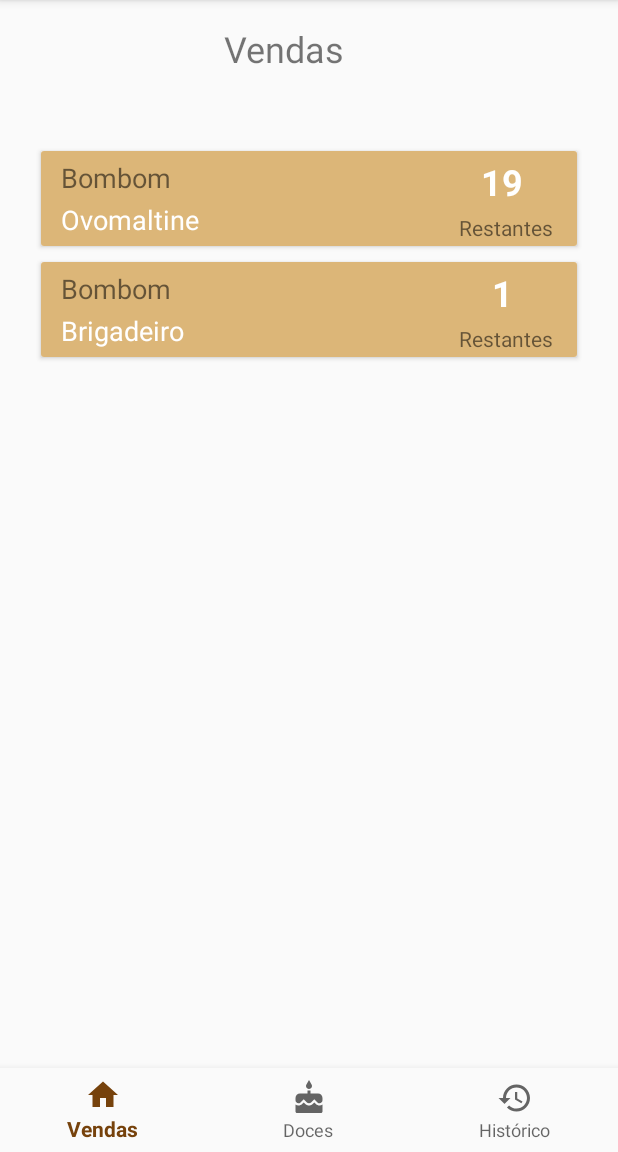
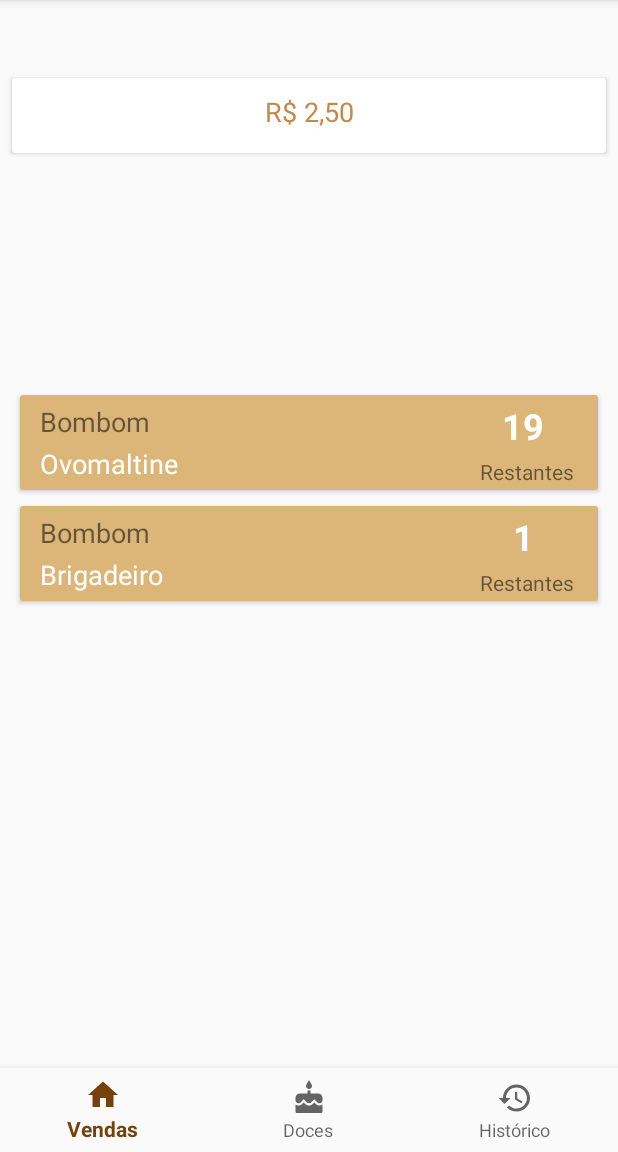
Before and after one commit to ufjf-dcc196/dcc196-2018-3-trb3-jonas, an Android app: the screen it shows after launch (MainActivity), after a tap on "Ovomaltine", on a phone screen of 412 x 824 dp, the part 84-1236 px from its top. Run offline under Robolectric (Android 15) with nearby library versions, the phone set to English and light mode, and no system bars.

Commit message:
Funcionalidade de montante pronta

```diff
--- a/app/src/main/java/com/example/gabrielmaia/chocolapp/ShowcaseAdapter.java
+++ b/app/src/main/java/com/example/gabrielmaia/chocolapp/ShowcaseAdapter.java
@@ -13,9 +13,11 @@ import java.util.ArrayList;
 
 import model.Candy;
 import model.History;
+import model.Revenue;
 import model.ShowcaseItem;
 import persistence.CandyDAO;
 import persistence.HistoryDAO;
+import persistence.RevenueDAO;
 import persistence.ShowcaseItemDAO;
 
 public class ShowcaseAdapter extends RecyclerView.Adapter<ShowcaseAdapter.ShowcaseViewHolder> {
@@ -43,6 +45,7 @@ public class ShowcaseAdapter extends RecyclerView.Adapter<ShowcaseAdapter.Showca
             itemType =  itemView.findViewById(R.id.item_type);
             itemQuantity =  itemView.findViewById(R.id.item_quantity);
             showcaseItemCard = itemView.findViewById(R.id.showcase_item_card);
+
             done = itemView.findViewById(R.id.done_check);
             remaining = itemView.findViewById(R.id.items_remaining_lbl);
             cardConstraint = itemView.findViewById(R.id.card_constraint);
@@ -78,13 +81,23 @@ public class ShowcaseAdapter extends RecyclerView.Adapter<ShowcaseAdapter.Showca
                 if(clicked.getQuantity() >= 1){
                     clicked.setQuantity(clicked.getQuantity() - 1);
                     showcaseItemDAO.update(clicked);
-                    notifyDataSetChanged();
 
                     HistoryDAO historyDAO = new HistoryDAO(v.getContext());
                     historyDAO.create(clicked.getCandyId(), v.getContext());
 
                     History last = historyDAO.getLast();
                     ((HistoryAdapter) HistoryFragment.getAdapter()).addHistory(last);
+
+                    RevenueDAO revenueDAO = new RevenueDAO(v.getContext());
+                    Revenue revenue = revenueDAO.read();
+
+                    CandyDAO candyDAO = new CandyDAO(v.getContext());
+                    Candy candy = candyDAO.read(clicked.getCandyId());
+                    revenue.setAmount(revenue.getAmount() + candy.getPrice());
+                    revenueDAO.update(revenue);
+
+                    ShowcaseFragment.revenue.setText(revenue.printPrice());
+                    notifyDataSetChanged();
                 }
 
             }
--- a/app/src/main/java/com/example/gabrielmaia/chocolapp/ShowcaseFragment.java
+++ b/app/src/main/java/com/example/gabrielmaia/chocolapp/ShowcaseFragment.java
@@ -8,7 +8,10 @@ import android.support.v7.widget.RecyclerView;
 import android.view.LayoutInflater;
 import android.view.View;
 import android.view.ViewGroup;
+import android.widget.TextView;
 
+import model.Revenue;
+import persistence.RevenueDAO;
 import persistence.ShowcaseItemDAO;
 
 public class ShowcaseFragment extends android.support.v4.app.Fragment {
@@ -16,6 +19,7 @@ public class ShowcaseFragment extends android.support.v4.app.Fragment {
     private static RecyclerView recyclerView;
     public static RecyclerView.Adapter adapter;
     private RecyclerView.LayoutManager layoutManager;
+    public static TextView revenue;
 
     @Override
     public void onCreate(@Nullable Bundle savedInstanceState) {
@@ -36,6 +40,12 @@ public class ShowcaseFragment extends android.support.v4.app.Fragment {
         recyclerView.setLayoutManager(layoutManager);
         recyclerView.setAdapter(adapter);
 
+        revenue = rootView.findViewById(R.id.revenue_textview);
+
+        RevenueDAO revenueDAO = new RevenueDAO(rootView.getContext());
+        Revenue r = revenueDAO.read();
+
+        revenue.setText(r.printPrice());
         return rootView;
     }
 }
--- /dev/null
+++ b/app/src/main/java/model/Revenue.java
@@ -0,0 +1,36 @@
+package model;
+
+import java.text.NumberFormat;
+import java.util.Locale;
+
+public class Revenue {
+    int amount;
+
+    public Revenue(int amount) {
+        this.amount = amount;
+    }
+
+    public int getAmount() {
+        return amount;
+    }
+
+    public String printPrice() {
+        Double realPrice = Double.parseDouble(Integer.toString(amount));
+        realPrice = realPrice / 100;
+
+        Locale ptBr = new Locale("pt", "BR");
+        return NumberFormat.getCurrencyInstance(ptBr).format(realPrice);
+    }
+
+    public void setRealPrice(String toFormat){
+        toFormat = toFormat.replaceAll("[^\\d.,]","").replaceAll(",","\\.");
+        double realPrice = Double.parseDouble(toFormat);
+        double newPrice = realPrice * 100;
+        this.amount = (int) newPrice;
+    }
+
+
+    public void setAmount(int amount) {
+        this.amount = amount;
+    }
+}
--- a/app/src/main/java/persistence/DBHandler.java
+++ b/app/src/main/java/persistence/DBHandler.java
@@ -23,6 +23,10 @@ public class DBHandler extends SQLiteOpenHelper {
     private static final String TABLE_SHOWCASE = "showcase";
     private static final String COLUMN_SHOWCASE_ID = "showcase_id";
     private static final String COLUMN_QUANTITY = "quantity";
+
+    private static final String TABLE_REVENUE = "revenue";
+    private static final String COLUMN_REVENUE_ID = "revenue_id";
+    private static final String COLUMN_AMOUNT = "amount";
 
 
     public DBHandler(Context context) {
@@ -88,6 +92,20 @@ public class DBHandler extends SQLiteOpenHelper {
                 "('2', '1')"
         );
 
+        String create_revenue_table = "CREATE TABLE " + TABLE_REVENUE + "(" +
+                COLUMN_REVENUE_ID + " INTEGER PRIMARY KEY AUTOINCREMENT, " +
+                COLUMN_AMOUNT + " INTEGER " +
+                ");";
+
+        db.execSQL(create_revenue_table);
+
+        db.execSQL("INSERT INTO " + TABLE_REVENUE + "( " +
+                COLUMN_REVENUE_ID + "," +
+                COLUMN_AMOUNT +
+                ") values " +
+                "('1', '0')"
+        );
+
     }
 
     @Override
--- /dev/null
+++ b/app/src/main/java/persistence/RevenueDAO.java
@@ -0,0 +1,40 @@
+package persistence;
+
+import android.content.ContentValues;
+import android.content.Context;
+import android.database.Cursor;
+import model.Revenue;
+
+public class RevenueDAO {
+    private static final String TABLE = "revenue";
+    private static DBGateway gw;
+
+    public RevenueDAO(Context ctx) {
+        gw = DBGateway.getInstance(ctx);
+    }
+
+    public Revenue read(){
+        Revenue revenue;
+        String readById = "SELECT * FROM " + TABLE + " WHERE revenue_id=" + 1 ;
+
+        Cursor cursor = gw.getDatabase().rawQuery(readById, null);
+
+        if (cursor.moveToFirst()){
+            int amount = cursor.getInt(cursor.getColumnIndex("amount"));
+
+            revenue = new Revenue(amount);
+            cursor.close();
+            return revenue;
+        }
+
+        return null;
+    }
+    public boolean update(Revenue revenue) {
+        ContentValues cv = new ContentValues();
+        cv.put("amount", String.valueOf(revenue.getAmount()));
+
+        return gw.getDatabase().update(TABLE, cv, "revenue_id=?", new String[]{ 1 + "" }) > 0;
+    }
+
+
+}
--- a/app/src/main/res/layout/showcase_fragment.xml
+++ b/app/src/main/res/layout/showcase_fragment.xml
@@ -1,37 +1,48 @@
 <?xml version="1.0" encoding="utf-8"?>
-<android.support.constraint.ConstraintLayout
-    xmlns:android="http://schemas.android.com/apk/res/android"
+<android.support.constraint.ConstraintLayout xmlns:android="http://schemas.android.com/apk/res/android"
     xmlns:app="http://schemas.android.com/apk/res-auto"
     android:layout_width="match_parent"
     android:layout_height="match_parent">
 
-    <TextView
-        android:id="@+id/textView"
-        android:layout_width="163dp"
-        android:layout_height="36dp"
-        android:layout_marginStart="108dp"
-        android:layout_marginLeft="108dp"
-        android:layout_marginTop="16dp"
-        android:text="@string/home_sells"
-        android:textAlignment="center"
-        android:textSize="24sp"
+    <android.support.v7.widget.RecyclerView
+        android:id="@+id/showcase_rv"
+        android:layout_width="match_parent"
+        android:layout_height="wrap_content"
+        android:layout_marginStart="8dp"
+        android:layout_marginLeft="8dp"
+        android:layout_marginTop="8dp"
+        android:layout_marginEnd="8dp"
+        android:layout_marginRight="8dp"
+        android:layout_marginBottom="112dp"
+        app:layout_constraintBottom_toBottomOf="parent"
+        app:layout_constraintEnd_toEndOf="parent"
+        app:layout_constraintHorizontal_bias="0.0"
         app:layout_constraintStart_toStartOf="parent"
         app:layout_constraintTop_toTopOf="parent" />
 
-    <android.support.v7.widget.RecyclerView
-        android:id="@+id/showcase_rv"
-        android:layout_width="368dp"
-        android:layout_height="350dp"
+    <android.support.v7.widget.CardView
+        android:id="@+id/revenue_cv"
+        android:layout_width="match_parent"
+        android:layout_height="50dp"
         android:layout_marginStart="8dp"
         android:layout_marginLeft="8dp"
-        android:layout_marginTop="16dp"
+        android:layout_marginTop="52dp"
         android:layout_marginEnd="8dp"
         android:layout_marginRight="8dp"
-        android:layout_marginBottom="8dp"
-        app:layout_constraintBottom_toBottomOf="parent"
         app:layout_constraintEnd_toEndOf="parent"
+        app:layout_constraintHorizontal_bias="0.0"
         app:layout_constraintStart_toStartOf="parent"
-        app:layout_constraintTop_toBottomOf="@+id/textView"
-        app:layout_constraintVertical_bias="0.08" />
+        app:layout_constraintTop_toTopOf="parent" >
+
+        <TextView
+            android:id="@+id/revenue_textview"
+            android:layout_width="match_parent"
+            android:layout_height="match_parent"
+            android:text="@string/candy_price"
+            android:textAlignment="center"
+            android:textColor="@color/colorAccent"
+            android:textSize="18dp"
+            android:padding="10dp"/>
+    </android.support.v7.widget.CardView>
 
 </android.support.constraint.ConstraintLayout>
```
